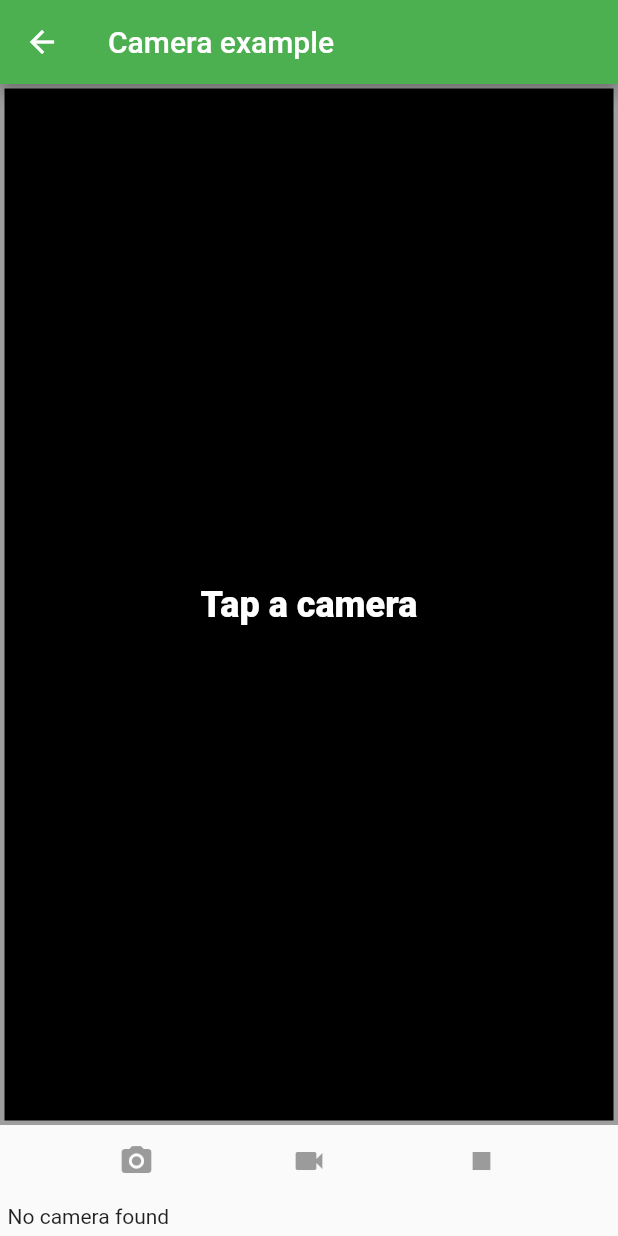
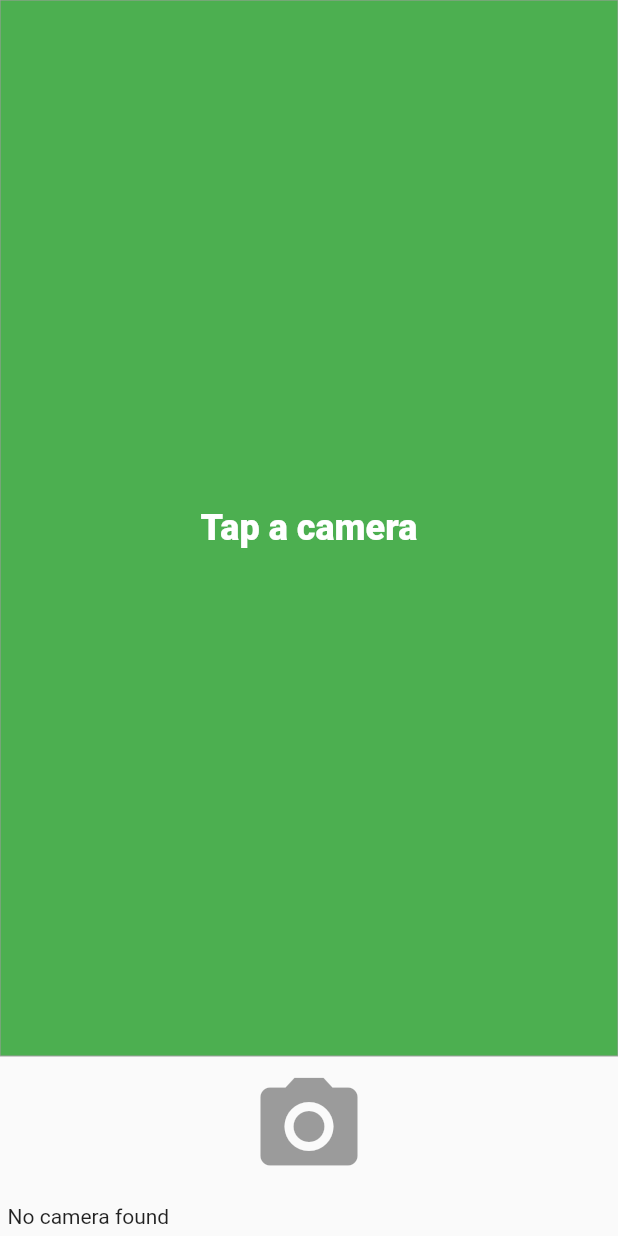
Before and after one commit to dulkith/thuru_care_client, a Flutter app: the CameraScreen screen opened directly with empty values, on a phone screen of 412 x 824 dp. Run offline on Flutter 3.47's test engine with Material 2 defaults, Android fonts, the phone set to English and light mode, and no system bars; our stand-ins replace camera, font_awesome_flutter; missing offline and left inert: gradient_bottom_navigation_bar; Roboto replaces fonts that are missing (ProximaNova).

Commit message:
Setup Camera View

```diff
--- a/lib/pages/navigation/sixth_screen.dart
+++ b/lib/pages/navigation/sixth_screen.dart
@@ -3,8 +3,8 @@ import 'dart:io';
 
 import 'package:camera/camera.dart';
 import 'package:flutter/material.dart';
+import 'package:flutter/services.dart';
 import 'package:path_provider/path_provider.dart';
-import 'package:video_player/video_player.dart';
 
 class CameraScreen extends StatefulWidget {
   List<CameraDescription> cameras;
@@ -36,9 +36,6 @@ void logError(String code, String message) =>
 class _CameraExampleHomeState extends State<CameraScreen> {
   CameraController controller;
   String imagePath;
-  String videoPath;
-  VideoPlayerController videoController;
-  VoidCallback videoPlayerListener;
 
   final GlobalKey<ScaffoldState> _scaffoldKey = GlobalKey<ScaffoldState>();
 
@@ -46,10 +43,8 @@ class _CameraExampleHomeState extends State<CameraScreen> {
   Widget build(BuildContext context) {
     return Scaffold(
       key: _scaffoldKey,
-      appBar: AppBar(
-        title: const Text('Camera example'),
-      ),
       body: Column(
+
         children: <Widget>[
           Expanded(
             child: Container(
@@ -60,12 +55,12 @@ class _CameraExampleHomeState extends State<CameraScreen> {
                 ),
               ),
               decoration: BoxDecoration(
-                color: Colors.black,
+                color: Colors.green,
                 border: Border.all(
                   color: controller != null && controller.value.isRecordingVideo
                       ? Colors.redAccent
                       : Colors.grey,
-                  width: 3.0,
+                  width: .0,
                 ),
               ),
             ),
@@ -110,25 +105,7 @@ class _CameraExampleHomeState extends State<CameraScreen> {
     return Expanded(
       child: Align(
         alignment: Alignment.centerRight,
-        child: videoController == null && imagePath == null
-            ? null
-            : SizedBox(
-                child: (videoController == null)
-                    ? Image.file(File(imagePath))
-                    : Container(
-                        child: Center(
-                          child: AspectRatio(
-                              aspectRatio: videoController.value.size != null
-                                  ? videoController.value.aspectRatio
-                                  : 1.0,
-                              child: VideoPlayer(videoController)),
-                        ),
-                        decoration: BoxDecoration(
-                            border: Border.all(color: Colors.pink)),
-                      ),
-                width: 64.0,
-                height: 64.0,
-              ),
+
       ),
     );
   }
@@ -141,31 +118,15 @@ class _CameraExampleHomeState extends State<CameraScreen> {
       children: <Widget>[
         IconButton(
           icon: const Icon(Icons.camera_alt),
-          color: Colors.blue,
+          color: Colors.green,
           onPressed: controller != null &&
                   controller.value.isInitialized &&
                   !controller.value.isRecordingVideo
               ? onTakePictureButtonPressed
               : null,
+              iconSize: 78,
         ),
-        IconButton(
-          icon: const Icon(Icons.videocam),
-          color: Colors.blue,
-          onPressed: controller != null &&
-                  controller.value.isInitialized &&
-                  !controller.value.isRecordingVideo
-              ? onVideoRecordButtonPressed
-              : null,
-        ),
-        IconButton(
-          icon: const Icon(Icons.stop),
-          color: Colors.red,
-          onPressed: controller != null &&
-                  controller.value.isInitialized &&
-                  controller.value.isRecordingVideo
-              ? onStopButtonPressed
-              : null,
-        )
+
       ],
     );
   }
@@ -189,9 +150,18 @@ class _CameraExampleHomeState extends State<CameraScreen> {
                   ? null
                   : onNewCameraSelected,
             ),
+
           ),
         );
+        //onNewCameraSelected(cameraDescription);
+        setFullscreen(true);
+        //break;
       }
+      /*
+      for (CameraDescription cameraDescription in widget.cameras) {
+            onNewCameraSelected(cameraDescription);
+            break;
+      }*/
     }
 
     return Row(children: toggles);
@@ -233,91 +203,12 @@ class _CameraExampleHomeState extends State<CameraScreen> {
       if (mounted) {
         setState(() {
           imagePath = filePath;
-          videoController?.dispose();
-          videoController = null;
         });
         if (filePath != null) showInSnackBar('Picture saved to $filePath');
       }
     });
   }
 
-  void onVideoRecordButtonPressed() {
-    startVideoRecording().then((String filePath) {
-      if (mounted) setState(() {});
-      if (filePath != null) showInSnackBar('Saving video to $filePath');
-    });
-  }
-
-  void onStopButtonPressed() {
-    stopVideoRecording().then((_) {
-      if (mounted) setState(() {});
-      showInSnackBar('Video recorded to: $videoPath');
-    });
-  }
-
-  Future<String> startVideoRecording() async {
-    if (!controller.value.isInitialized) {
-      showInSnackBar('Error: select a camera first.');
-      return null;
-    }
-
-    final Directory extDir = await getApplicationDocumentsDirectory();
-    final String dirPath = '${extDir.path}/Movies/flutter_test';
-    await Directory(dirPath).create(recursive: true);
-    final String filePath = '$dirPath/${timestamp()}.mp4';
-
-    if (controller.value.isRecordingVideo) {
-      // A recording is already started, do nothing.
-      return null;
-    }
-
-    try {
-      videoPath = filePath;
-      await controller.startVideoRecording(filePath);
-    } on CameraException catch (e) {
-      _showCameraException(e);
-      return null;
-    }
-    return filePath;
-  }
-
-  Future<void> stopVideoRecording() async {
-    if (!controller.value.isRecordingVideo) {
-      return null;
-    }
-
-    try {
-      await controller.stopVideoRecording();
-    } on CameraException catch (e) {
-      _showCameraException(e);
-      return null;
-    }
-
-    await _startVideoPlayer();
-  }
-
-  Future<void> _startVideoPlayer() async {
-    final VideoPlayerController vcontroller =
-        VideoPlayerController.file(File(videoPath));
-    videoPlayerListener = () {
-      if (videoController != null && videoController.value.size != null) {
-        // Refreshing the state to update video player with the correct ratio.
-        if (mounted) setState(() {});
-        videoController.removeListener(videoPlayerListener);
-      }
-    };
-    vcontroller.addListener(videoPlayerListener);
-    await vcontroller.setLooping(true);
-    await vcontroller.initialize();
-    await videoController?.dispose();
-    if (mounted) {
-      setState(() {
-        imagePath = null;
-        videoController = vcontroller;
-      });
-    }
-    await vcontroller.play();
-  }
 
   Future<String> takePicture() async {
     if (!controller.value.isInitialized) {
@@ -347,4 +238,13 @@ class _CameraExampleHomeState extends State<CameraScreen> {
     logError(e.code, e.description);
     showInSnackBar('Error: ${e.code}\n${e.description}');
   }
+
+  static setFullscreen(bool value) {
+    if (value) {
+      SystemChrome.setEnabledSystemUIOverlays([]);
+    } else {
+      SystemChrome.setEnabledSystemUIOverlays(SystemUiOverlay.values);
+    }
+  }
+
 }
--- a/pubspec.yaml
+++ b/pubspec.yaml
@@ -23,7 +23,6 @@ dependencies:
   gradient_bottom_navigation_bar: ^1.0.0+4
   camera:
   path_provider: ^0.5.0+1
-  video_player: ^0.10.0+2
 
   # The following adds the Cupertino Icons font to your application.
   # Use with the CupertinoIcons class for iOS style icons.
```
Also changed, not shown: pubspec.lock.
